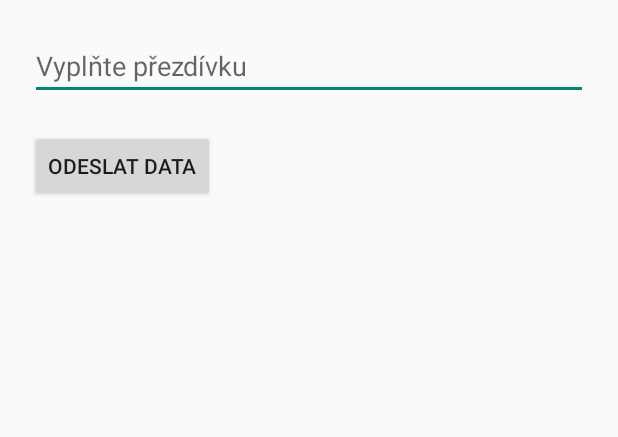
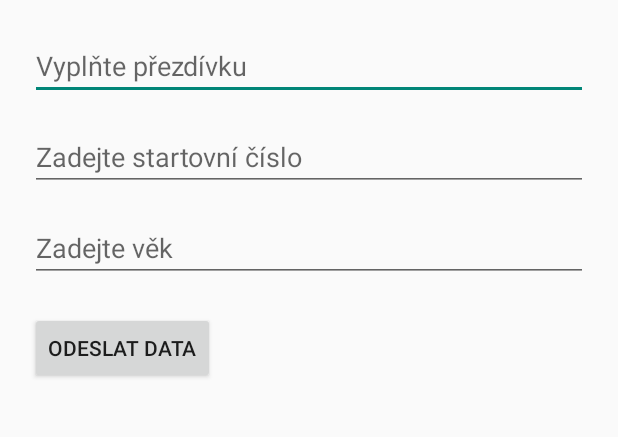
Before and after one commit to NikolaDvorakova11/-github-nd-pma-2025, an Android app: the screen it shows after launch (MainActivity), on a phone screen of 412 x 824 dp, the part 99-536 px from its top. Run offline under Robolectric (Android 15) with nearby library versions, the phone set to English and light mode, and no system bars.

Commit message:
#5 přidání více prvků

```diff
--- a/MyApp004MoreActivities/app/src/main/java/com/example/myapp004moreactivities/MainActivity.kt
+++ b/MyApp004MoreActivities/app/src/main/java/com/example/myapp004moreactivities/MainActivity.kt
@@ -18,12 +18,19 @@ class MainActivity : AppCompatActivity() {
 
         val btnSecondAct = findViewById<Button>( R.id.btnSecondAct)
         val etNickname = findViewById<EditText>(R.id.etNickname)
-
+        val etStartNumber = findViewById<EditText>(R.id.etStartNumber)
+        val etAge = findViewById<EditText>(R.id.etAge)
 
         btnSecondAct.setOnClickListener {
             val nickname = etNickname.text.toString()
+            val startNumber = etStartNumber.text.toString()
+            val age  = etAge.text.toString()
+
             val intent = Intent(this, SecondActivity::class.java)
             intent.putExtra("NICK_NAME",nickname)
+            intent.putExtra("START_NUMBER", startNumber)
+            intent.putExtra("AGE", age)
+
             startActivity(intent)
 
         }
--- a/MyApp004MoreActivities/app/src/main/res/layout/activity_main.xml
+++ b/MyApp004MoreActivities/app/src/main/res/layout/activity_main.xml
@@ -28,6 +28,22 @@
         android:layout_marginTop="20dp"
         />
 
+    <EditText
+        android:id="@+id/etStartNumber"
+        android:layout_width="match_parent"
+        android:layout_height="wrap_content"
+        android:hint="Zadejte startovní číslo"
+        android:inputType="number"
+        android:layout_marginTop="15dp"/>
+
+    <EditText
+        android:id="@+id/etAge"
+        android:layout_width="match_parent"
+        android:layout_height="wrap_content"
+        android:hint="Zadejte věk"
+        android:inputType="number"
+        android:layout_marginTop="15dp"/>
+
     <Button
         android:id="@+id/btnSecondAct"
         android:layout_width="wrap_content"
```
Also changed, not shown: MyApp004MoreActivities/app/src/main/AndroidManifest.xml (+6 -3 lines), MyApp004MoreActivities/app/src/main/java/com/example/myapp004moreactivities/SecondActivity.kt (+7 -1 lines), MyApp004MoreActivities/app/src/main/java/com/example/myapp004moreactivities/ThirdActivity.kt (added, +20 -0 lines), MyApp004MoreActivities/app/src/main/res/layout/activity_third.xml (added, +10 -0 lines).
